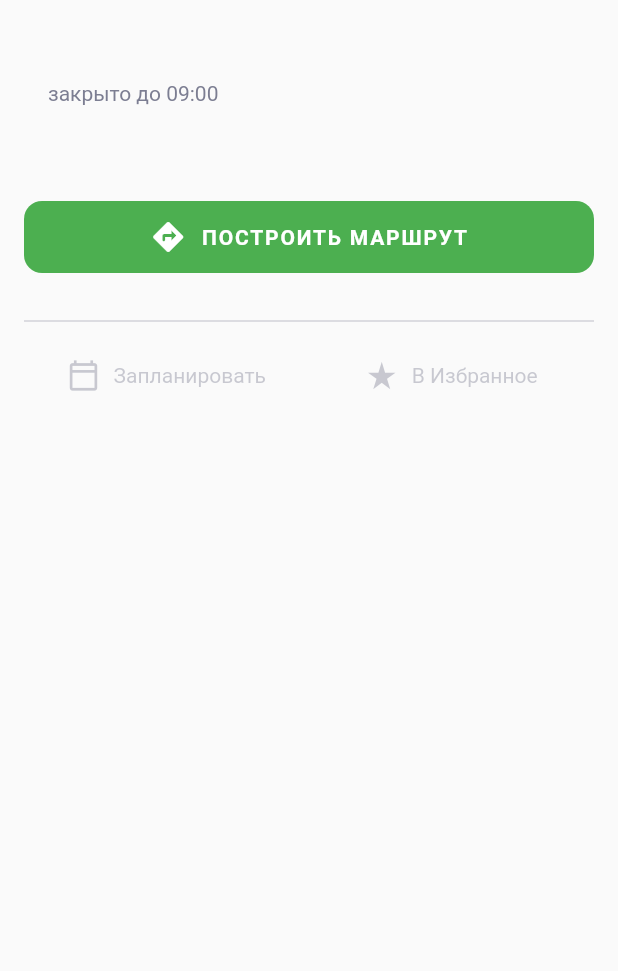
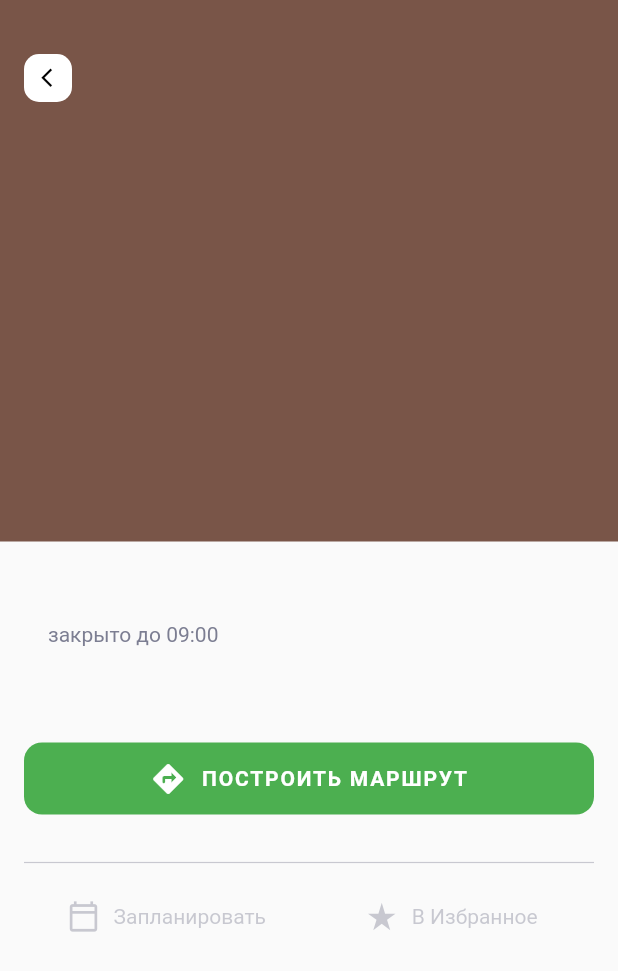
Before and after one commit to BuildContext/places, a Flutter app: the SightDetails widget shown alone on an empty page, opened directly with empty values, on a phone screen of 412 x 824 dp. Shown: the top 971 px of the screen. Run offline on Flutter 3.47's test engine with Material 2 defaults, Android fonts, the phone set to English and light mode, and no system bars.

```diff
--- /dev/null
+++ b/lib/constants.dart
@@ -0,0 +1,5 @@
+//SightDetails
+const String sight_details_open = "закрыто до 09:00";
+const String sight_details_directions = "ПОСТРОИТЬ МАРШРУТ";
+const String sight_details_to_plan = "Запланировать";
+const String sight_details_to_favorites = "В Избранное";
--- a/lib/ui/screen/sight_details.dart
+++ b/lib/ui/screen/sight_details.dart
@@ -1,6 +1,6 @@
 import 'package:flutter/material.dart';
+import 'package:places/constants.dart';
 import 'package:places/domain/sight.dart';
-
 
 /*
 * SightDetails - модель экрана с подробной информацией
@@ -19,9 +19,14 @@ class SightDetails extends StatelessWidget {
   Widget build(BuildContext context) {
     return SingleChildScrollView(
       child: Column(
-        children: [
-          Expanded(
-              flex: 1,
+        children: [picturesAndBackButton(), descriptionAndButtons()],
+      ),
+    );
+  }
+
+  Widget picturesAndBackButton() {
+    return Container(
+        height: 361,
         child: Stack(
           children: [
             Container(
@@ -47,9 +52,11 @@ class SightDetails extends StatelessWidget {
               ),
             ),
           ],
-              )),
-          Expanded(
-            flex: 1,
+        ));
+  }
+
+  Widget descriptionAndButtons() {
+    return Container(
       child: Padding(
         padding: const EdgeInsets.only(top: 24, left: 16, right: 16),
         child: Column(
@@ -78,7 +85,7 @@ class SightDetails extends StatelessWidget {
                 ),
                 SizedBox(width: 16),
                 Text(
-                        "закрыто до 09:00",
+                  sight_details_open,
                   style: TextStyle(
                     fontSize: 14,
                     fontWeight: FontWeight.w400,
@@ -118,7 +125,7 @@ class SightDetails extends StatelessWidget {
                     width: 10,
                   ),
                   Text(
-                          "ПОСТРОИТЬ МАРШРУТ",
+                    sight_details_directions,
                     style: TextStyle(
                       fontSize: 14,
                       fontWeight: FontWeight.w700,
@@ -150,7 +157,7 @@ class SightDetails extends StatelessWidget {
                         ),
                         SizedBox(width: 9),
                         Text(
-                                "Запланировать",
+                          sight_details_to_plan,
                           style: TextStyle(
                             color: Color(0xFF7C7E92).withOpacity(0.4),
                             fontSize: 14,
@@ -174,7 +181,7 @@ class SightDetails extends StatelessWidget {
                         ),
                         SizedBox(width: 9),
                         Text(
-                                "В Избранное",
+                          sight_details_to_favorites,
                           style: TextStyle(
                               color: Color(0xFF7C7E92).withOpacity(0.4),
                               fontSize: 14,
@@ -189,9 +196,6 @@ class SightDetails extends StatelessWidget {
           ],
         ),
       ),
-          ),
-        ],
-      ),
     );
   }
 }
```
Lines whose indentation alone changed are shown as unchanged.
